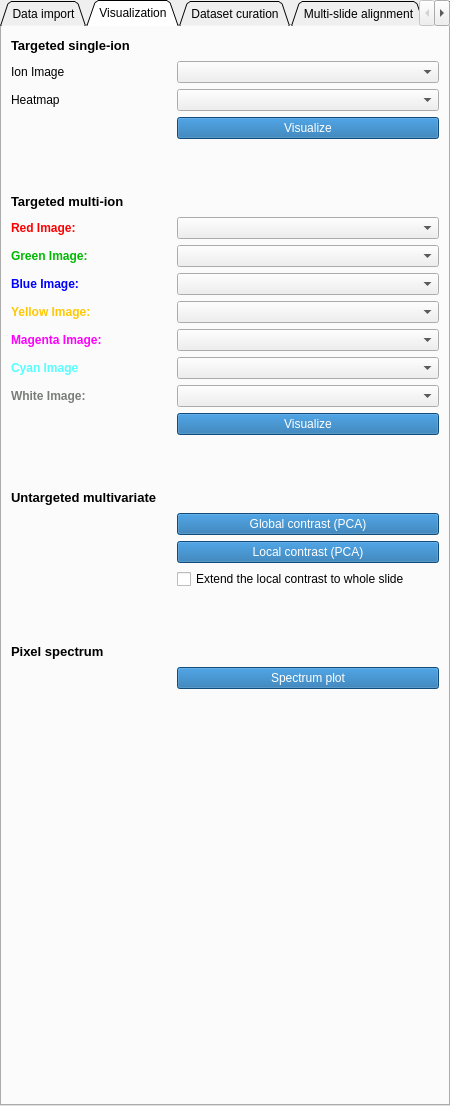
jamzad/SlicerMassVision, file MassVision/Resources/UI/MassVision.ui: the form before one commit.
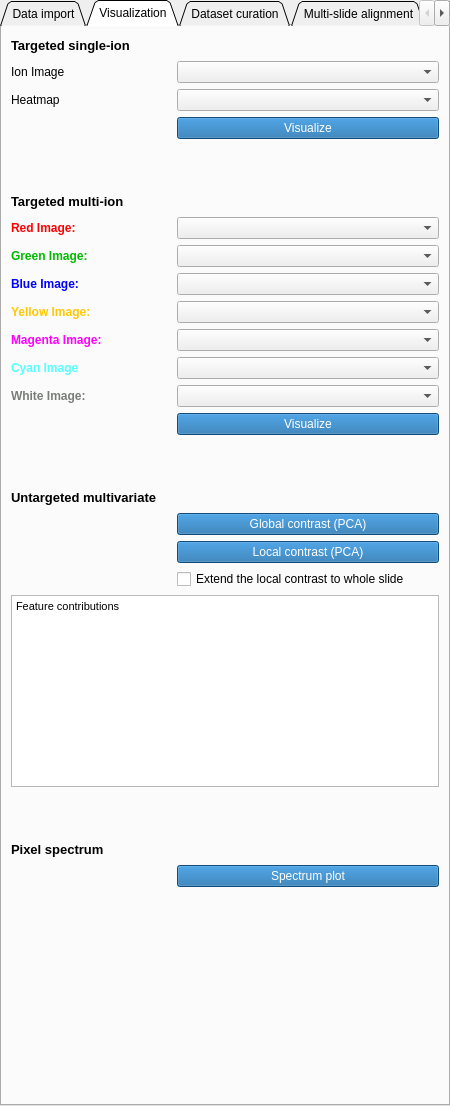
The form after the commit. The open tabs and pages were chosen to show the change.

Commit message: ADD feature contributions in visualization

```diff
--- a/MassVision/Resources/UI/MassVision.ui
+++ b/MassVision/Resources/UI/MassVision.ui
@@ -671,7 +671,7 @@
       </property>
      </widget>
     </item>
-    <item row="21" column="0" colspan="2">
+    <item row="22" column="0" colspan="2">
      <spacer name="verticalSpacer_28">
       <property name="orientation">
        <enum>Qt::Vertical</enum>
@@ -687,7 +687,7 @@
       </property>
      </spacer>
     </item>
-    <item row="22" column="0">
+    <item row="23" column="0">
      <widget class="QLabel" name="label_11">
       <property name="font">
        <font>
@@ -701,7 +701,7 @@
       </property>
      </widget>
     </item>
-    <item row="22" column="1">
+    <item row="23" column="1">
      <spacer name="horizontalSpacer_7">
       <property name="orientation">
        <enum>Qt::Horizontal</enum>
@@ -714,21 +714,8 @@
       </property>
      </spacer>
     </item>
-    <item row="24" column="0" colspan="2">
-     <spacer name="verticalSpacer">
-      <property name="orientation">
-       <enum>Qt::Vertical</enum>
-      </property>
-      <property name="sizeHint" stdset="0">
-       <size>
-        <width>20</width>
-        <height>40</height>
-       </size>
-      </property>
-     </spacer>
-    </item>
     <item row="25" column="0" colspan="2">
-     <spacer name="verticalSpacer_2">
+     <spacer name="verticalSpacer">
       <property name="orientation">
        <enum>Qt::Vertical</enum>
       </property>
@@ -741,6 +728,19 @@
      </spacer>
     </item>
     <item row="26" column="0" colspan="2">
+     <spacer name="verticalSpacer_2">
+      <property name="orientation">
+       <enum>Qt::Vertical</enum>
+      </property>
+      <property name="sizeHint" stdset="0">
+       <size>
+        <width>20</width>
+        <height>40</height>
+       </size>
+      </property>
+     </spacer>
+    </item>
+    <item row="27" column="0" colspan="2">
      <spacer name="verticalSpacer_12">
       <property name="orientation">
        <enum>Qt::Vertical</enum>
@@ -756,7 +756,7 @@
     <item row="8" column="1">
      <widget class="QComboBox" name="mzlist_2"/>
     </item>
-    <item row="23" column="1">
+    <item row="24" column="1">
      <widget class="QPushButton" name="spectrumPlot">
       <property name="styleSheet">
        <string notr="true">background-color: #1769aa;
@@ -767,6 +767,17 @@
       </property>
      </widget>
     </item>
+    <item row="21" column="0" colspan="2">
+     <widget class="QTextBrowser" name="LoadingsInfo">
+      <property name="html">
+       <string>&lt;!DOCTYPE HTML PUBLIC &quot;-//W3C//DTD HTML 4.0//EN&quot; &quot;http://www.w3.org/TR/REC-html40/strict.dtd&quot;&gt;
+&lt;html&gt;&lt;head&gt;&lt;meta name=&quot;qrichtext&quot; content=&quot;1&quot; /&gt;&lt;style type=&quot;text/css&quot;&gt;
+p, li { white-space: pre-wrap; }
+&lt;/style&gt;&lt;/head&gt;&lt;body style=&quot; font-family:'MS Shell Dlg 2'; font-size:8.25pt; font-weight:400; font-style:normal;&quot;&gt;
+&lt;p style=&quot; margin-top:0px; margin-bottom:0px; margin-left:0px; margin-right:0px; -qt-block-indent:0; text-indent:0px;&quot;&gt;Feature contributions&lt;/p&gt;&lt;/body&gt;&lt;/html&gt;</string>
+      </property>
+     </widget>
+    </item>
    </layout>
   </widget>
   <widget class="QWidget" name="tab_3">
```
Left out of the diff: 2 changed lines with no effect on the pictures. The commit also changes 2 other files.
